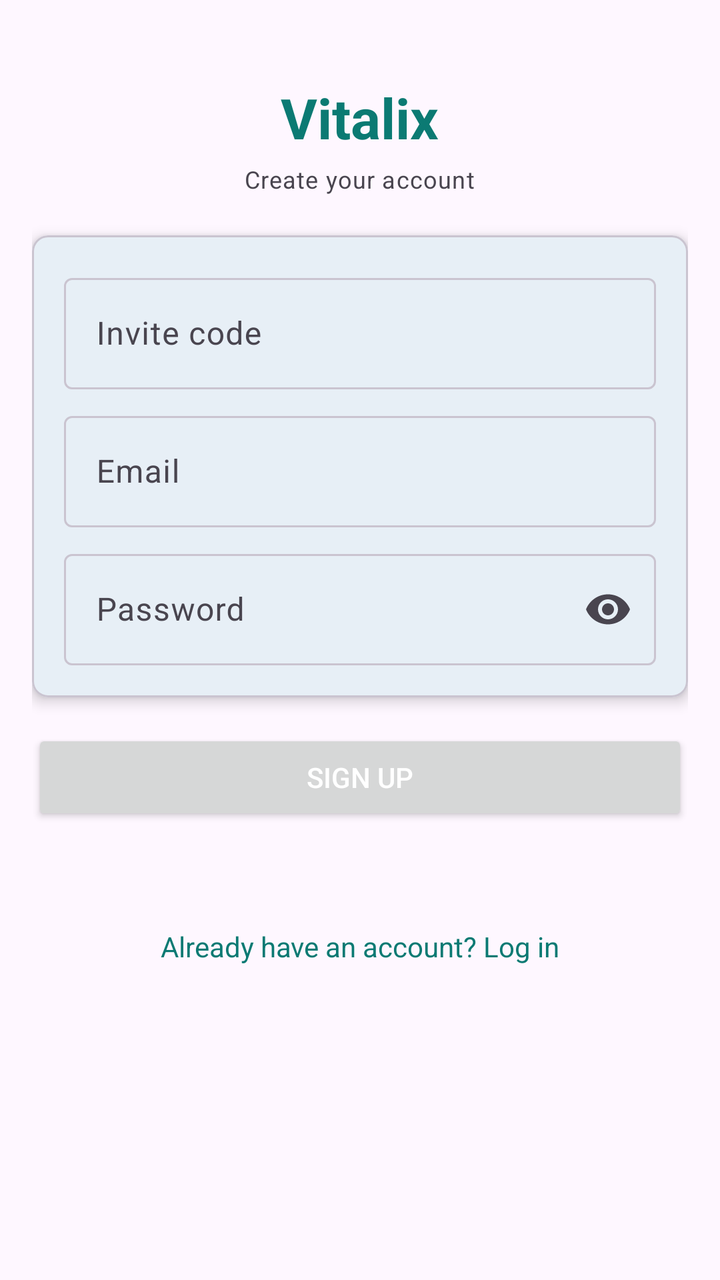
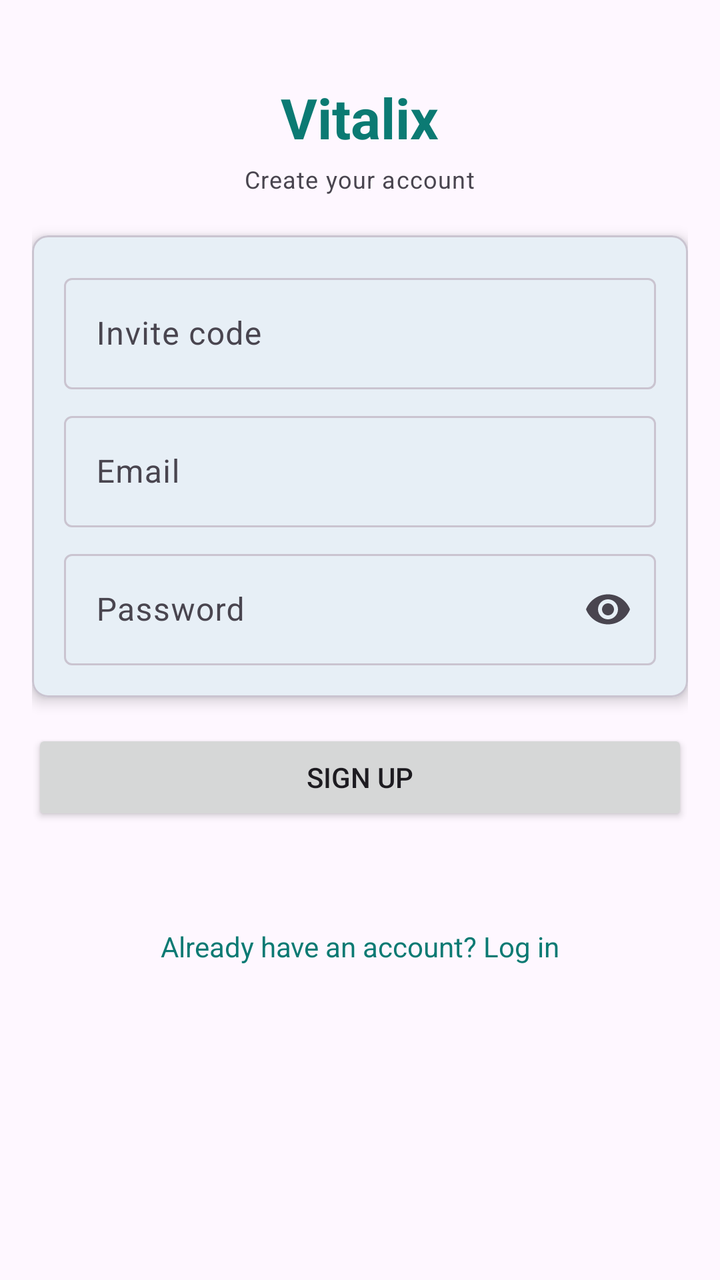

Two renders of the same Android screen: before a commit and after it. Below are the layout's source before the change and the commit's diff.
<!-- AndroidManifest.xml: activity theme Theme.Vitalix -->
<!-- res/layout/activity_signup.xml -->
<?xml version="1.0" encoding="utf-8"?>
<ScrollView xmlns:android="http://schemas.android.com/apk/res/android"
    xmlns:app="http://schemas.android.com/apk/res-auto"
    android:layout_width="match_parent"
    android:layout_height="match_parent"
    android:padding="@dimen/space_16">

    <LinearLayout
        android:layout_width="match_parent"
        android:layout_height="wrap_content"
        android:orientation="vertical">

        <TextView
            android:layout_width="wrap_content"
            android:layout_height="wrap_content"
            android:layout_gravity="center_horizontal"
            android:layout_marginTop="@dimen/space_24"
            android:layout_marginBottom="@dimen/space_4"
            android:text="Vitalix"
            android:textColor="@color/vital_teal_text"
            android:textSize="28sp"
            android:textStyle="bold" />

        <TextView
            android:layout_width="wrap_content"
            android:layout_height="wrap_content"
            android:layout_gravity="center_horizontal"
            android:layout_marginBottom="20dp"
            android:text="Create your account"
            android:textAppearance="@style/Vitalix.Caption" />

        <com.google.android.material.card.MaterialCardView
            android:layout_width="match_parent"
            android:layout_height="wrap_content"
            android:layout_marginBottom="@dimen/space_16"
            app:cardCornerRadius="8dp"
            app:cardElevation="4dp">

            <LinearLayout
                android:layout_width="match_parent"
                android:layout_height="wrap_content"
                android:orientation="vertical"
                android:padding="@dimen/space_16">

                <com.google.android.material.textfield.TextInputLayout
                    style="@style/Widget.Material3.TextInputLayout.OutlinedBox"
                    android:layout_width="match_parent"
                    android:layout_height="wrap_content"
                    android:layout_marginBottom="@dimen/space_8"
                    android:hint="Invite code">

                    <com.google.android.material.textfield.TextInputEditText
                        android:id="@+id/editInviteCode"
                        android:layout_width="match_parent"
                        android:layout_height="wrap_content"
                        android:inputType="text" />
                </com.google.android.material.textfield.TextInputLayout>

                <com.google.android.material.textfield.TextInputLayout
                    style="@style/Widget.Material3.TextInputLayout.OutlinedBox"
                    android:layout_width="match_parent"
                    android:layout_height="wrap_content"
                    android:layout_marginBottom="@dimen/space_8"
                    android:hint="Email">

                    <com.google.android.material.textfield.TextInputEditText
                        android:id="@+id/editEmail"
                        android:layout_width="match_parent"
                        android:layout_height="wrap_content"
                        android:inputType="textEmailAddress" />
                </com.google.android.material.textfield.TextInputLayout>

                <com.google.android.material.textfield.TextInputLayout
                    style="@style/Widget.Material3.TextInputLayout.OutlinedBox"
                    android:layout_width="match_parent"
                    android:layout_height="wrap_content"
                    android:hint="Password"
                    app:endIconMode="password_toggle">

                    <com.google.android.material.textfield.TextInputEditText
                        android:id="@+id/editPassword"
                        android:layout_width="match_parent"
                        android:layout_height="wrap_content"
                        android:inputType="textPassword" />
                </com.google.android.material.textfield.TextInputLayout>

            </LinearLayout>
        </com.google.android.material.card.MaterialCardView>

        <Button
            android:id="@+id/btnSignup"
            android:layout_width="match_parent"
            android:layout_height="wrap_content"
            android:layout_marginBottom="@dimen/space_8"
            android:text="Sign up"
            android:textColor="@color/white" />

        <com.google.android.material.progressindicator.CircularProgressIndicator
            android:id="@+id/progressSignup"
            android:layout_width="wrap_content"
            android:layout_height="wrap_content"
            android:layout_gravity="center_horizontal"
            android:layout_marginTop="@dimen/space_8"
            android:indeterminate="true"
            android:visibility="gone" />

        <TextView
            android:id="@+id/txtStatus"
            android:layout_width="match_parent"
            android:layout_height="wrap_content"
            android:layout_marginTop="@dimen/space_8"
            android:layout_marginBottom="@dimen/space_16"
            android:textAlignment="center"
            android:textColor="@color/error_red" />

        <TextView
            android:id="@+id/linkLogin"
            android:layout_width="match_parent"
            android:layout_height="wrap_content"
            android:text="Already have an account? Log in"
            android:textAlignment="center"
            android:textColor="@color/vital_teal_text" />

    </LinearLayout>
</ScrollView>
<!-- resources referenced by this layout -->
<resources>
  <color name="error_red">#B91C1C</color>
  <color name="vital_teal_text">#0B7A73</color>
  <color name="white">#FFFFFFFF</color>
  <dimen name="space_16">16dp</dimen>
  <dimen name="space_24">24dp</dimen>
  <dimen name="space_4">4dp</dimen>
  <dimen name="space_8">8dp</dimen>
  <style name="Vitalix.Caption" parent="TextAppearance.Material3.BodySmall">
          <item name="android:textSize">12sp</item>
      </style>
  <style name="Theme.Vitalix" parent="Base.Theme.Vitalix" />
  <style name="Base.Theme.Vitalix" parent="Theme.Material3.DayNight.NoActionBar">
          <item name="colorPrimary">@color/vital_teal</item>
          <item name="materialButtonStyle">@style/Widget.Vitalix.Button</item>
          <item name="colorOnPrimary">@color/white</item>
          <item name="colorSecondary">@color/pulse_green</item>
          <item name="colorOnSecondary">@color/black</item>
          <item name="android:colorBackground">@color/bg_app</item>
          <item name="colorSurface">@color/bg_surface</item>
          <item name="colorOnBackground">@color/text_primary</item>
          <item name="colorOnSurface">@color/text_primary</item>
          <item name="colorOnSurfaceVariant">@color/text_secondary</item>
          <item name="colorOutline">@color/outline_subtle</item>
          <item name="colorOutlineVariant">@color/outline_subtle</item>
      </style>
  <color name="vital_teal">#0FA9A0</color>
  <style name="Widget.Vitalix.Button" parent="Widget.Material3.Button">
          <item name="backgroundTint">@color/button_primary</item>
      </style>
  <color name="pulse_green">#34D399</color>
  <color name="black">#FF000000</color>
  <color name="bg_app">#FFFEF7FF</color>
  <color name="bg_surface">#FFFEF7FF</color>
  <color name="text_primary">#FF1D1B20</color>
  <color name="text_secondary">#FF49454F</color>
  <color name="outline_subtle">#FFCAC4D0</color>
  <color name="button_primary">#0B7A73</color>
</resources>

<!-- the commit's change to res/layout/activity_signup.xml (unified diff, before → after) -->
@@ -92,8 +92,7 @@
             android:layout_width="match_parent"
             android:layout_height="wrap_content"
             android:layout_marginBottom="@dimen/space_8"
-            android:text="Sign up"
-            android:textColor="@color/white" />
+            android:text="Sign up" />
 
         <com.google.android.material.progressindicator.CircularProgressIndicator
             android:id="@+id/progressSignup"
<!-- resource entries referenced after the edit -->
@@ -27,7 +27,7 @@
       </style>
   <color name="vital_teal">#0FA9A0</color>
   <style name="Widget.Vitalix.Button" parent="Widget.Material3.Button">
-          <item name="backgroundTint">@color/button_primary</item>
+          <item name="backgroundTint">@color/button_primary_bg</item>
       </style>
   <color name="pulse_green">#34D399</color>
   <color name="black">#FF000000</color>
@@ -36,6 +36,5 @@
   <color name="text_primary">#FF1D1B20</color>
   <color name="text_secondary">#FF49454F</color>
   <color name="outline_subtle">#FFCAC4D0</color>
-  <color name="button_primary">#0B7A73</color>
 </resources>
 
